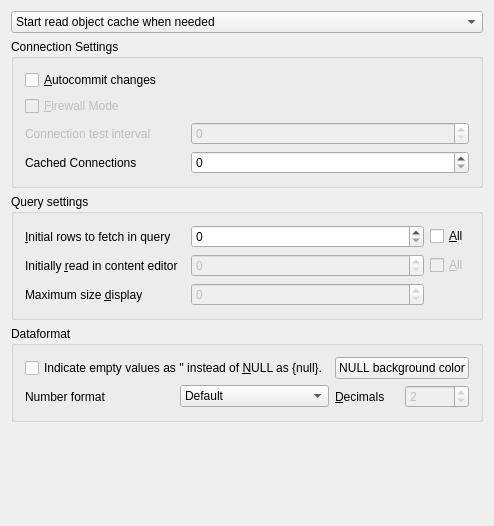
Qt form src/core/todatabasesettingui.ui (tora-tool/tora) before a commit.
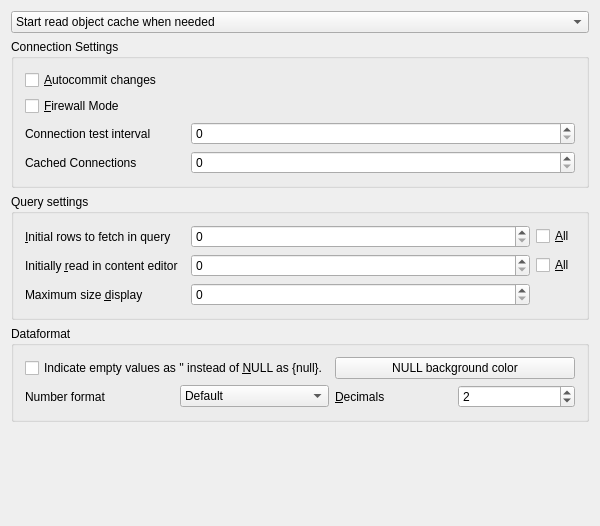
The same form after that commit.

The edit to the form file:
```diff
--- a/src/core/todatabasesettingui.ui
+++ b/src/core/todatabasesettingui.ui
@@ -6,10 +6,22 @@
    <rect>
     <x>0</x>
     <y>0</y>
-    <width>449</width>
+    <width>600</width>
     <height>526</height>
    </rect>
   </property>
+  <property name="sizePolicy">
+   <sizepolicy hsizetype="Expanding" vsizetype="Preferred">
+    <horstretch>0</horstretch>
+    <verstretch>0</verstretch>
+   </sizepolicy>
+  </property>
+  <property name="minimumSize">
+   <size>
+    <width>600</width>
+    <height>0</height>
+   </size>
+  </property>
   <property name="windowTitle">
    <string>toDatabaseSettingUI</string>
   </property>
@@ -21,7 +33,7 @@
     <number>6</number>
    </property>
    <item row="1" column="0">
-    <widget class="QComboBox" name="ObjectCache">
+    <widget class="QComboBox" name="ObjectCacheInt">
      <item>
       <property name="text">
        <string>Start read object cache when needed</string>
@@ -74,9 +86,6 @@
       </item>
       <item row="2" column="1">
        <widget class="QSpinBox" name="MaxColDispInt">
-        <property name="enabled">
-         <bool>false</bool>
-        </property>
         <property name="sizePolicy">
          <sizepolicy hsizetype="Minimum" vsizetype="Fixed">
           <horstretch>1</horstretch>
@@ -90,9 +99,6 @@
       </item>
       <item row="1" column="1">
        <widget class="QSpinBox" name="MaxContentInt">
-        <property name="enabled">
-         <bool>false</bool>
-        </property>
         <property name="sizePolicy">
          <sizepolicy hsizetype="Minimum" vsizetype="Fixed">
           <horstretch>1</horstretch>
@@ -154,9 +160,6 @@
       </item>
       <item row="1" column="2">
        <widget class="QCheckBox" name="UnlimitedContentBool">
-        <property name="enabled">
-         <bool>false</bool>
-        </property>
         <property name="text">
          <string>&amp;All</string>
         </property>
@@ -201,10 +204,7 @@
        </widget>
       </item>
       <item row="1" column="3">
-       <widget class="QSpinBox" name="DecimalsInt">
-        <property name="enabled">
-         <bool>false</bool>
-        </property>
+       <widget class="QSpinBox" name="NumberDecimalsInt">
         <property name="maximum">
          <number>20</number>
         </property>
@@ -258,7 +258,7 @@
          <bool>false</bool>
         </property>
         <property name="buddy">
-         <cstring>DecimalsInt</cstring>
+         <cstring>NumberDecimalsInt</cstring>
         </property>
        </widget>
       </item>
@@ -286,9 +286,6 @@
      <layout class="QGridLayout">
       <item row="1" column="0">
        <widget class="QCheckBox" name="FirewallModeBool">
-        <property name="enabled">
-         <bool>false</bool>
-        </property>
         <property name="baseSize">
          <size>
           <width>0</width>
@@ -305,9 +302,6 @@
       </item>
       <item row="2" column="0">
        <widget class="QLabel" name="ConnTestIntervalLabel">
-        <property name="enabled">
-         <bool>false</bool>
-        </property>
         <property name="minimumSize">
          <size>
           <width>160</width>
@@ -324,9 +318,6 @@
       </item>
       <item row="2" column="1">
        <widget class="QSpinBox" name="ConnTestIntervalInt">
-        <property name="enabled">
-         <bool>false</bool>
-        </property>
         <property name="sizePolicy">
          <sizepolicy hsizetype="Minimum" vsizetype="Fixed">
           <horstretch>1</horstretch>
```
Left out of the diff: 4 changed lines with no effect on the pictures.
